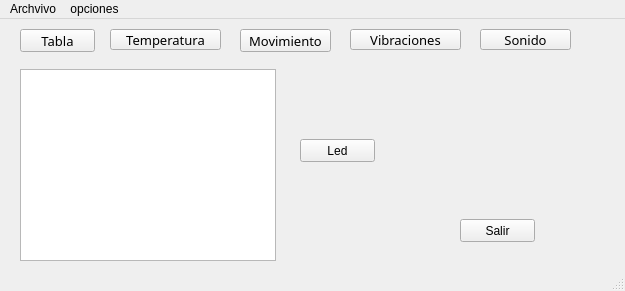
adrianlmt345/sensores_militar, file sensores.ui: the form before one commit.
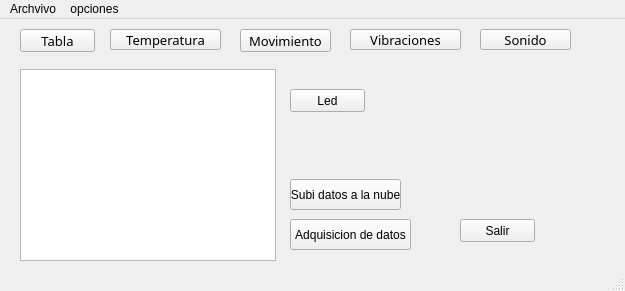
The form after the commit. Icons and pictures are not drawn.

What changed in the file:
```diff
--- a/sensores.ui
+++ b/sensores.ui
@@ -157,8 +157,8 @@
    <widget class="QPushButton" name="Led">
     <property name="geometry">
      <rect>
-      <x>300</x>
-      <y>120</y>
+      <x>290</x>
+      <y>70</y>
       <width>75</width>
       <height>23</height>
      </rect>
@@ -167,6 +167,32 @@
      <string>Led</string>
     </property>
    </widget>
+   <widget class="QPushButton" name="Adquisicion">
+    <property name="geometry">
+     <rect>
+      <x>290</x>
+      <y>200</y>
+      <width>121</width>
+      <height>31</height>
+     </rect>
+    </property>
+    <property name="text">
+     <string>Adquisicion de datos</string>
+    </property>
+   </widget>
+   <widget class="QPushButton" name="nube">
+    <property name="geometry">
+     <rect>
+      <x>290</x>
+      <y>160</y>
+      <width>111</width>
+      <height>31</height>
+     </rect>
+    </property>
+    <property name="text">
+     <string>Subi datos a la nube</string>
+    </property>
+   </widget>
   </widget>
   <widget class="QMenuBar" name="menubar">
    <property name="geometry">
```
